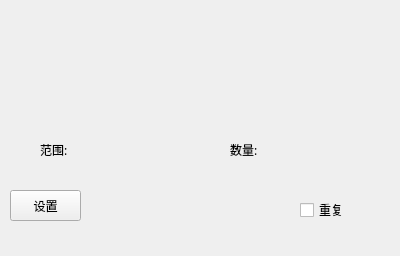
This is rand/mainwindow.ui in huanhuan0812/classtools as Qt 5 draws it before an edit. The edited form follows.
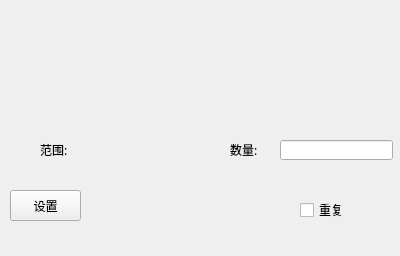
This is the edited form. Icons and pictures are not drawn.

```diff
--- a/rand/mainwindow.ui
+++ b/rand/mainwindow.ui
@@ -68,7 +68,7 @@
      <rect>
       <x>230</x>
       <y>140</y>
-      <width>130</width>
+      <width>41</width>
       <height>20</height>
      </rect>
     </property>
@@ -130,6 +130,16 @@
      <string>重复</string>
     </property>
    </widget>
+   <widget class="QLineEdit" name="count_ledit">
+    <property name="geometry">
+     <rect>
+      <x>280</x>
+      <y>140</y>
+      <width>113</width>
+      <height>20</height>
+     </rect>
+    </property>
+   </widget>
   </widget>
  </widget>
  <resources>
```
